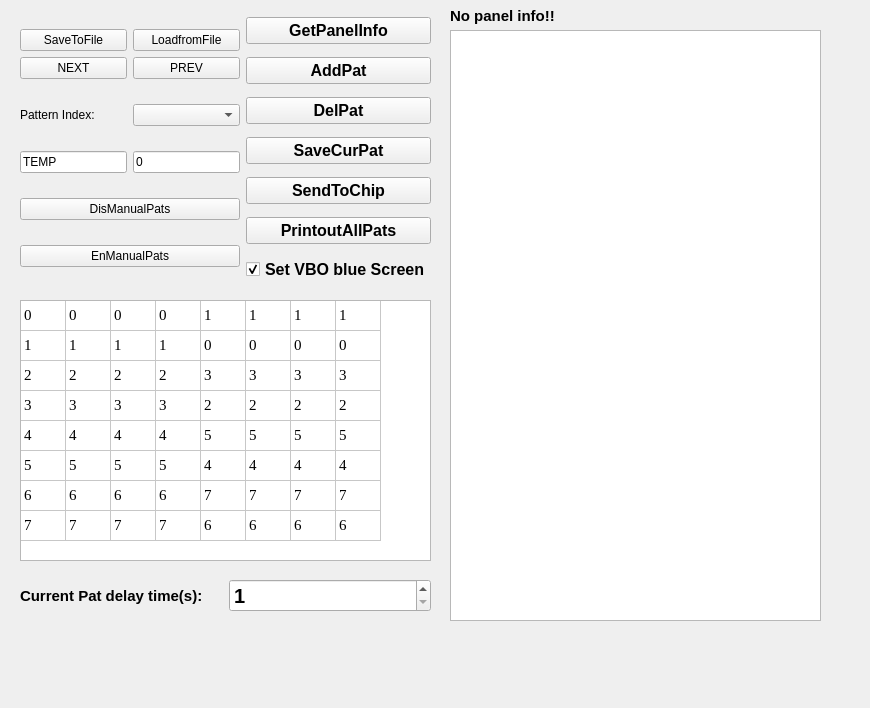
Old version of the form twoFirst01/DimmingDebugger_Readback_SX7/TestPattern_res.ui in the repository hooloong/gitpython.
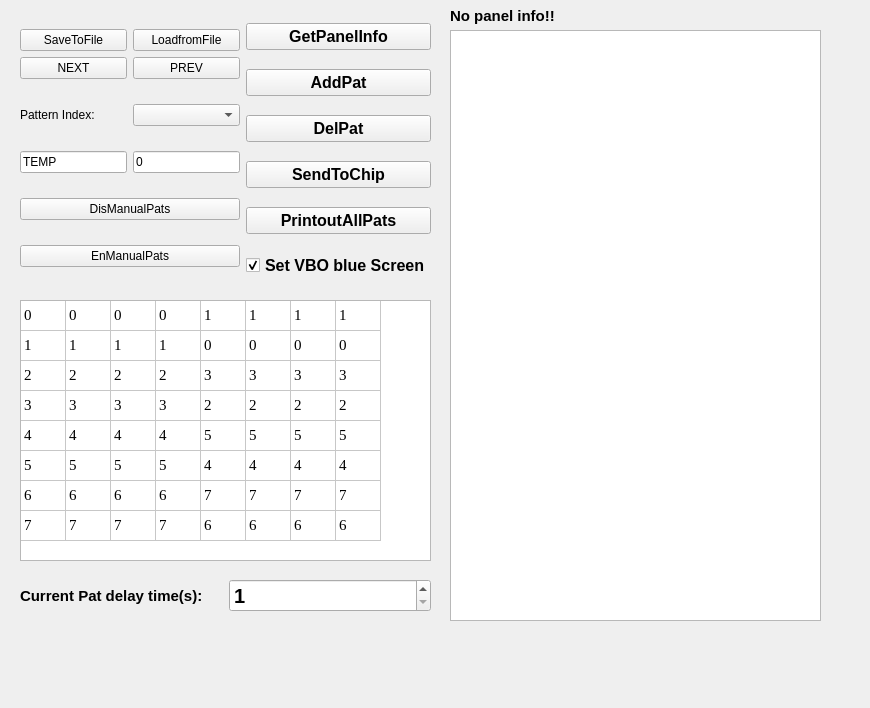
New version of the form.

Patch:
```diff
--- a/twoFirst01/DimmingDebugger_Readback_SX7/TestPattern_res.ui
+++ b/twoFirst01/DimmingDebugger_Readback_SX7/TestPattern_res.ui
@@ -594,20 +594,6 @@
         </property>
        </widget>
       </item>
-      <item>
-       <widget class="QPushButton" name="pushButton_savecurrentpat">
-        <property name="font">
-         <font>
-          <pointsize>12</pointsize>
-          <weight>75</weight>
-          <bold>true</bold>
-         </font>
-        </property>
-        <property name="text">
-         <string>SaveCurPat</string>
-        </property>
-       </widget>
-      </item>
       <item>
        <widget class="QPushButton" name="pushButton_sendpattochip">
         <property name="font">
```
Left out of the diff: 2 changed lines with no effect on the pictures.
